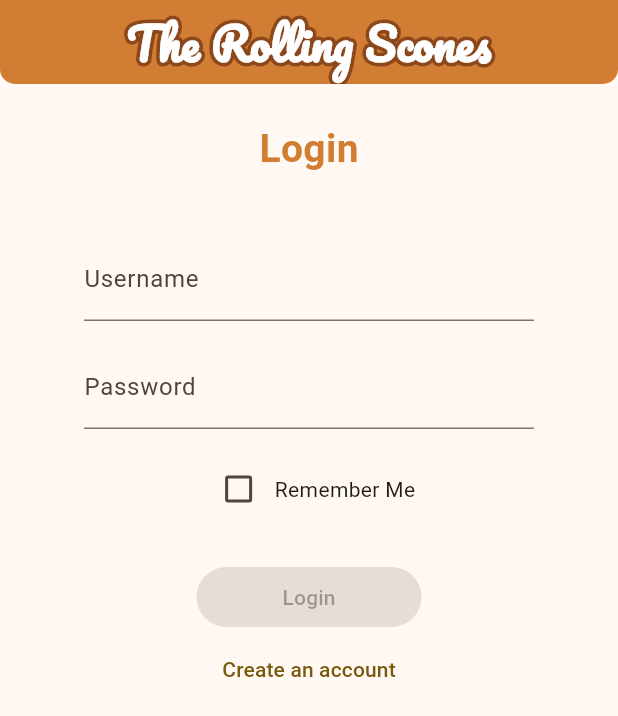
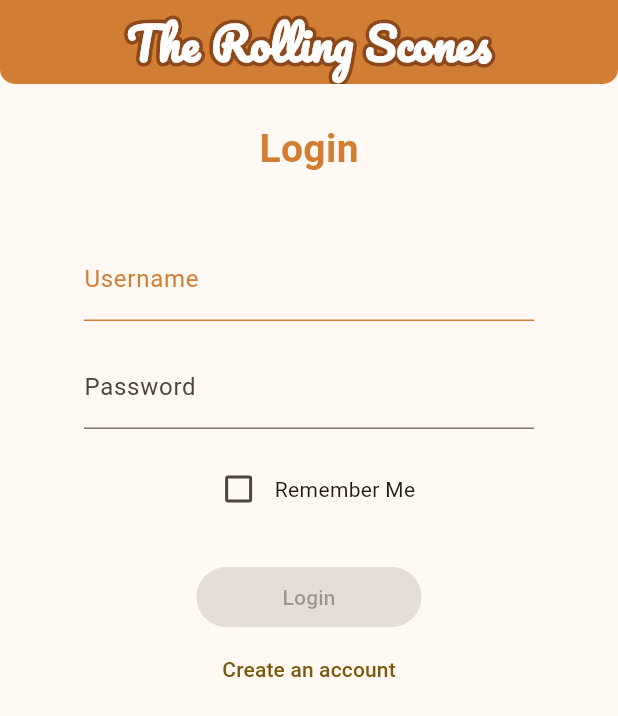
Before and after one commit to Software-Engineering-WebDev-MobileDev/MobileDev, a Flutter app: the screen it shows after launch, on a phone screen of 412 x 824 dp. Shown: the top 716 px of the screen. Run offline on Flutter 3.47's test engine with Material 3 defaults, Android fonts, the light colour scheme and no system bars; our stand-ins replace shared_preferences.

Commit message:
polished the UI n Login page

```diff
--- a/src/bakery_manager_mobile/lib/pages/login.dart
+++ b/src/bakery_manager_mobile/lib/pages/login.dart
@@ -173,7 +173,21 @@ class LoginPageState extends State<LoginPage> {
                         width: 300,
                         child: TextFormField(
                           controller: _usernameController,
-                          decoration: const InputDecoration(labelText: 'Username'),
+                          decoration: const InputDecoration(
+                            labelText: 'Username',
+                            labelStyle: TextStyle(
+                              color: Color.fromARGB(255, 209,126,51)
+                            ),
+                            enabledBorder: UnderlineInputBorder(
+                              borderSide: BorderSide(
+                                color: Color.fromARGB(255, 209,126,51),
+                                width: 1,
+                              ),
+                            ),
+                          ),
+                          style: const TextStyle(
+                            color: Color.fromARGB(255, 92,40,10)
+                          ),
                           validator: (value) {
                             if (value == null || value.isEmpty) {
                               return 'Please enter your username';
```
